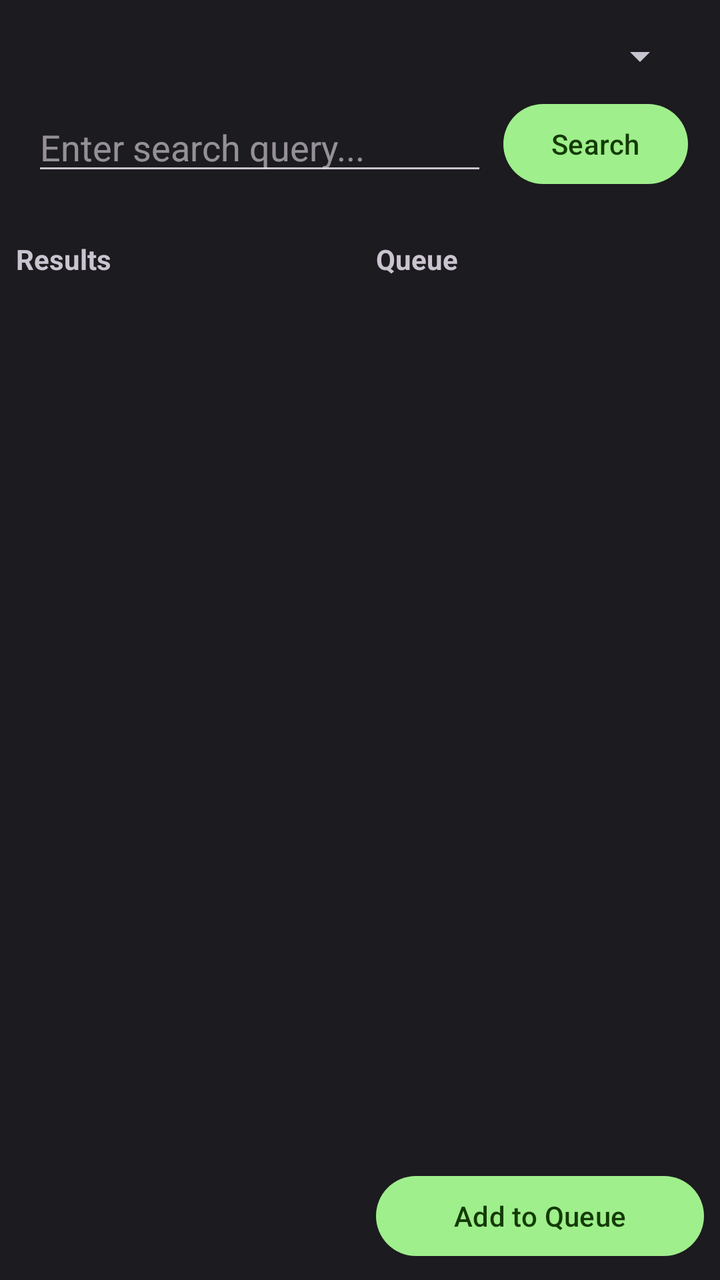
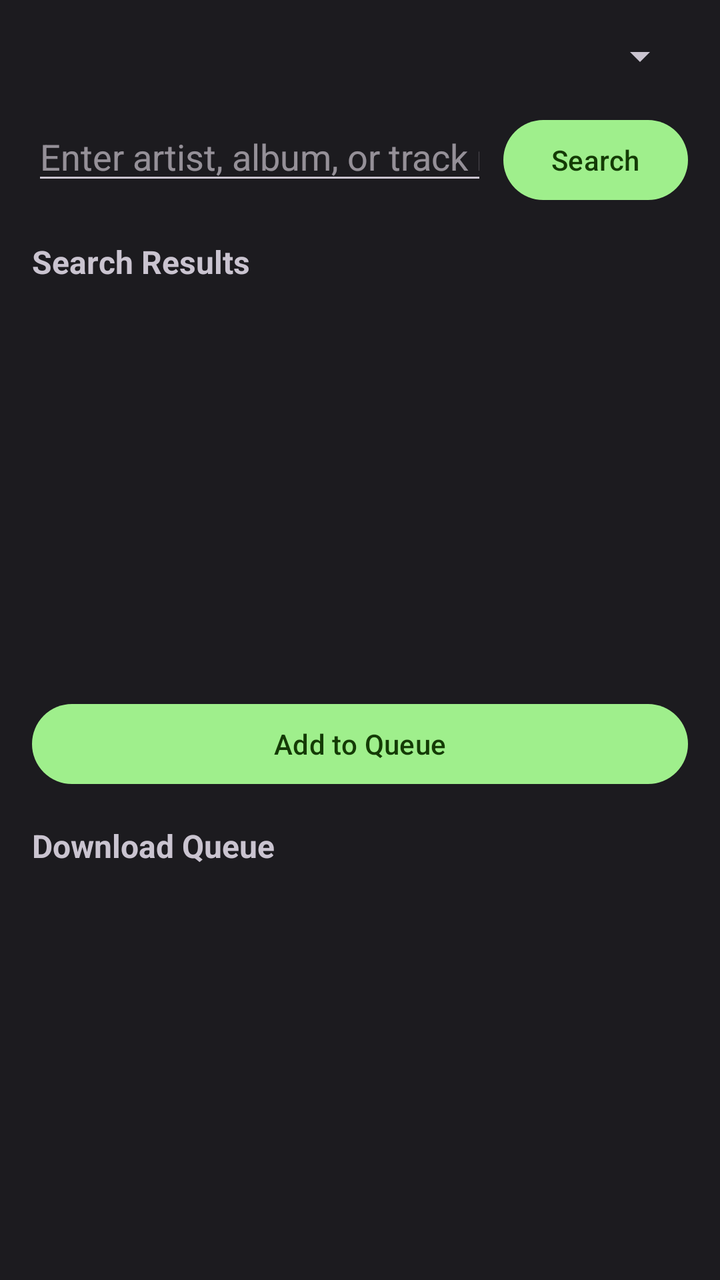

The first picture is an Android layout as it rendered before a commit; the second is the same layout after the commit. The layout source and the unified diff follow.
<!-- AndroidManifest.xml: application theme Theme.TidalAndroid -->
<!-- res/layout/fragment_search.xml -->
<?xml version="1.0" encoding="utf-8"?>
<LinearLayout xmlns:android="http://schemas.android.com/apk/res/android"
    xmlns:app="http://schemas.android.com/apk/res-auto"
    android:layout_width="match_parent"
    android:layout_height="match_parent"
    android:orientation="vertical">

    <LinearLayout
        android:layout_width="match_parent"
        android:layout_height="wrap_content"
        android:orientation="vertical"
        android:padding="@dimen/default_padding">

        <LinearLayout
            android:layout_width="match_parent"
            android:layout_height="wrap_content"
            android:orientation="horizontal"
            android:gravity="center_vertical">

            <Spinner
                android:id="@+id/search_type_spinner"
                android:layout_width="0dp"
                android:layout_height="wrap_content"
                android:layout_weight="1" />

        </LinearLayout>

        <LinearLayout
            android:layout_width="match_parent"
            android:layout_height="wrap_content"
            android:orientation="horizontal"
            android:gravity="center_vertical"
            android:layout_marginTop="@dimen/small_padding">

            <EditText
                android:id="@+id/search_query_edittext"
                android:layout_width="0dp"
                android:layout_height="wrap_content"
                android:layout_weight="1"
                android:hint="@string/search_hint"
                android:imeOptions="actionSearch" />

            <Button
                android:id="@+id/search_button"
                android:layout_width="wrap_content"
                android:layout_height="wrap_content"
                android:text="@string/search_button"
                android:layout_marginStart="@dimen/small_padding" />

        </LinearLayout>

    </LinearLayout>

    <LinearLayout
        android:layout_width="match_parent"
        android:layout_height="0dp"
        android:layout_weight="1"
        android:orientation="horizontal">

        <LinearLayout
            android:layout_width="0dp"
            android:layout_height="match_parent"
            android:layout_weight="1"
            android:orientation="vertical"
            android:padding="@dimen/small_padding">

            <TextView
                android:layout_width="match_parent"
                android:layout_height="wrap_content"
                android:text="Results"
                android:textStyle="bold"
                android:layout_marginBottom="@dimen/small_padding" />

            <ListView
                android:id="@+id/search_results_listview"
                android:layout_width="match_parent"
                android:layout_height="match_parent" />

        </LinearLayout>

        <LinearLayout
            android:layout_width="0dp"
            android:layout_height="match_parent"
            android:layout_weight="1"
            android:orientation="vertical"
            android:padding="@dimen/small_padding">

            <TextView
                android:layout_width="match_parent"
                android:layout_height="wrap_content"
                android:text="Queue"
                android:textStyle="bold"
                android:layout_marginBottom="@dimen/small_padding" />

            <ListView
                android:id="@+id/queue_listview"
                android:layout_width="match_parent"
                android:layout_height="0dp"
                android:layout_weight="1" />

            <Button
                android:id="@+id/add_to_queue_button"
                android:layout_width="match_parent"
                android:layout_height="wrap_content"
                android:text="@string/add_to_queue"
                android:layout_marginTop="@dimen/small_padding" />

        </LinearLayout>

    </LinearLayout>

</LinearLayout>
<!-- resources referenced by this layout -->
<resources>
  <dimen name="default_padding">16dp</dimen>
  <dimen name="small_padding">8dp</dimen>
  <string name="add_to_queue">Add to Queue</string>
  <string name="search_button">Search</string>
  <string name="search_hint">Enter search query...</string>
  <style name="Theme.TidalAndroid" parent="Theme.Material3.Light.NoActionBar">
          <item name="colorPrimary">@color/md_theme_light_primary</item>
          <item name="colorOnPrimary">@color/md_theme_light_onPrimary</item>
          <item name="colorPrimaryContainer">@color/md_theme_light_primaryContainer</item>
          <item name="colorOnPrimaryContainer">@color/md_theme_light_onPrimaryContainer</item>
          <item name="colorSecondary">@color/md_theme_light_secondary</item>
          <item name="colorOnSecondary">@color/md_theme_light_onSecondary</item>
          <item name="colorSecondaryContainer">@color/md_theme_light_secondaryContainer</item>
          <item name="colorOnSecondaryContainer">@color/md_theme_light_onSecondaryContainer</item>
          <item name="colorTertiary">@color/md_theme_light_tertiary</item>
          <item name="colorOnTertiary">@color/md_theme_light_onTertiary</item>
          <item name="colorTertiaryContainer">@color/md_theme_light_tertiaryContainer</item>
          <item name="colorOnTertiaryContainer">@color/md_theme_light_onTertiaryContainer</item>
          <item name="colorError">@color/md_theme_light_error</item>
          <item name="colorOnError">@color/md_theme_light_onError</item>
          <item name="colorErrorContainer">@color/md_theme_light_errorContainer</item>
          <item name="colorOnErrorContainer">@color/md_theme_light_onErrorContainer</item>
          <item name="android:colorBackground">@color/md_theme_light_background</item>
          <item name="colorOnBackground">@color/md_theme_light_onBackground</item>
          <item name="colorSurface">@color/md_theme_light_surface</item>
          <item name="colorOnSurface">@color/md_theme_light_onSurface</item>
          <item name="colorSurfaceVariant">@color/md_theme_light_surfaceVariant</item>
          <item name="colorOnSurfaceVariant">@color/md_theme_light_onSurfaceVariant</item>
          <item name="colorOutline">@color/md_theme_light_outline</item>
      </style>
  <color name="md_theme_light_primary">#1DB954</color>
  <color name="md_theme_light_onPrimary">#FFFFFF</color>
  <color name="md_theme_light_primaryContainer">#9FEF8C</color>
  <color name="md_theme_light_onPrimaryContainer">#0A2007</color>
  <color name="md_theme_light_secondary">#696969</color>
  <color name="md_theme_light_onSecondary">#FFFFFF</color>
  <color name="md_theme_light_secondaryContainer">#B0B0B0</color>
  <color name="md_theme_light_onSecondaryContainer">#212121</color>
  <color name="md_theme_light_tertiary">#A74B4B</color>
  <color name="md_theme_light_onTertiary">#FFFFFF</color>
  <color name="md_theme_light_tertiaryContainer">#FFD8D5</color>
  <color name="md_theme_light_onTertiaryContainer">#3D0D0B</color>
  <color name="md_theme_light_error">#B3261E</color>
  <color name="md_theme_light_onError">#FFFFFF</color>
  <color name="md_theme_light_errorContainer">#F9DEDC</color>
  <color name="md_theme_light_onErrorContainer">#410E0B</color>
  <color name="md_theme_light_background">#FFFBFE</color>
  <color name="md_theme_light_onBackground">#1C1B1F</color>
  <color name="md_theme_light_surface">#FFFBFE</color>
  <color name="md_theme_light_onSurface">#1C1B1F</color>
  <color name="md_theme_light_surfaceVariant">#ECE7F0</color>
  <color name="md_theme_light_onSurfaceVariant">#49454E</color>
  <color name="md_theme_light_outline">#7A757F</color>
</resources>

<!-- the commit's change to res/layout/fragment_search.xml (unified diff, before → after) -->
@@ -1,112 +1,73 @@
 <?xml version="1.0" encoding="utf-8"?>
 <LinearLayout xmlns:android="http://schemas.android.com/apk/res/android"
-    xmlns:app="http://schemas.android.com/apk/res-auto"
     android:layout_width="match_parent"
     android:layout_height="match_parent"
-    android:orientation="vertical">
+    android:orientation="vertical"
+    android:padding="@dimen/default_padding">
+
+    <Spinner
+        android:id="@+id/search_type_spinner"
+        android:layout_width="match_parent"
+        android:layout_height="wrap_content"
+        android:layout_marginBottom="@dimen/default_padding" />
 
     <LinearLayout
         android:layout_width="match_parent"
         android:layout_height="wrap_content"
-        android:orientation="vertical"
-        android:padding="@dimen/default_padding">
+        android:orientation="horizontal"
+        android:layout_marginBottom="@dimen/default_padding">
 
-        <LinearLayout
-            android:layout_width="match_parent"
+        <EditText
+            android:id="@+id/search_query_edittext"
+            android:layout_width="0dp"
             android:layout_height="wrap_content"
-            android:orientation="horizontal"
-            android:gravity="center_vertical">
+            android:layout_weight="1"
+            android:hint="@string/search_hint"
+            android:inputType="text"
+            android:layout_marginEnd="@dimen/small_padding" />
 
-            <Spinner
-                android:id="@+id/search_type_spinner"
-                android:layout_width="0dp"
-                android:layout_height="wrap_content"
-                android:layout_weight="1" />
-
-        </LinearLayout>
-
-        <LinearLayout
-            android:layout_width="match_parent"
+        <Button
+            android:id="@+id/search_button"
+            android:layout_width="wrap_content"
             android:layout_height="wrap_content"
-            android:orientation="horizontal"
-            android:gravity="center_vertical"
-            android:layout_marginTop="@dimen/small_padding">
-
-            <EditText
-                android:id="@+id/search_query_edittext"
-                android:layout_width="0dp"
-                android:layout_height="wrap_content"
-                android:layout_weight="1"
-                android:hint="@string/search_hint"
-                android:imeOptions="actionSearch" />
-
-            <Button
-                android:id="@+id/search_button"
-                android:layout_width="wrap_content"
-                android:layout_height="wrap_content"
-                android:text="@string/search_button"
-                android:layout_marginStart="@dimen/small_padding" />
-
-        </LinearLayout>
+            android:text="@string/search" />
 
     </LinearLayout>
 
-    <LinearLayout
+    <TextView
+        android:layout_width="match_parent"
+        android:layout_height="wrap_content"
+        android:text="@string/search_results"
+        android:textStyle="bold"
+        android:textSize="16sp"
+        android:layout_marginBottom="@dimen/small_padding" />
+
+    <ListView
+        android:id="@+id/search_results_listview"
         android:layout_width="match_parent"
         android:layout_height="0dp"
         android:layout_weight="1"
-        android:orientation="horizontal">
+        android:layout_marginBottom="@dimen/default_padding" />
 
-        <LinearLayout
-            android:layout_width="0dp"
-            android:layout_height="match_parent"
-            android:layout_weight="1"
-            android:orientation="vertical"
-            android:padding="@dimen/small_padding">
+    <Button
+        android:id="@+id/add_to_queue_button"
+        android:layout_width="match_parent"
+        android:layout_height="wrap_content"
+        android:text="@string/add_to_queue"
+        android:layout_marginBottom="@dimen/default_padding" />
 
-            <TextView
-                android:layout_width="match_parent"
-                android:layout_height="wrap_content"
-                android:text="Results"
-                android:textStyle="bold"
-                android:layout_marginBottom="@dimen/small_padding" />
+    <TextView
+        android:layout_width="match_parent"
+        android:layout_height="wrap_content"
+        android:text="@string/download_queue"
+        android:textStyle="bold"
+        android:textSize="16sp"
+        android:layout_marginBottom="@dimen/small_padding" />
 
-            <ListView
-                android:id="@+id/search_results_listview"
-                android:layout_width="match_parent"
-                android:layout_height="match_parent" />
-
-        </LinearLayout>
-
-        <LinearLayout
-            android:layout_width="0dp"
-            android:layout_height="match_parent"
-            android:layout_weight="1"
-            android:orientation="vertical"
-            android:padding="@dimen/small_padding">
-
-            <TextView
-                android:layout_width="match_parent"
-                android:layout_height="wrap_content"
-                android:text="Queue"
-                android:textStyle="bold"
-                android:layout_marginBottom="@dimen/small_padding" />
-
-            <ListView
-                android:id="@+id/queue_listview"
-                android:layout_width="match_parent"
-                android:layout_height="0dp"
-                android:layout_weight="1" />
-
-            <Button
-                android:id="@+id/add_to_queue_button"
-                android:layout_width="match_parent"
-                android:layout_height="wrap_content"
-                android:text="@string/add_to_queue"
-                android:layout_marginTop="@dimen/small_padding" />
-
-        </LinearLayout>
-
-    </LinearLayout>
+    <ListView
+        android:id="@+id/queue_listview"
+        android:layout_width="match_parent"
+        android:layout_height="0dp"
+        android:layout_weight="1" />
 
 </LinearLayout>
<!-- resource entries referenced after the edit -->
@@ -3,8 +3,10 @@
   <dimen name="default_padding">16dp</dimen>
   <dimen name="small_padding">8dp</dimen>
   <string name="add_to_queue">Add to Queue</string>
-  <string name="search_button">Search</string>
-  <string name="search_hint">Enter search query...</string>
+  <string name="download_queue">Download Queue</string>
+  <string name="search">Search</string>
+  <string name="search_hint">Enter artist, album, or track name</string>
+  <string name="search_results">Search Results</string>
   <style name="Theme.TidalAndroid" parent="Theme.Material3.Light.NoActionBar">
           <item name="colorPrimary">@color/md_theme_light_primary</item>
           <item name="colorOnPrimary">@color/md_theme_light_onPrimary</item>
